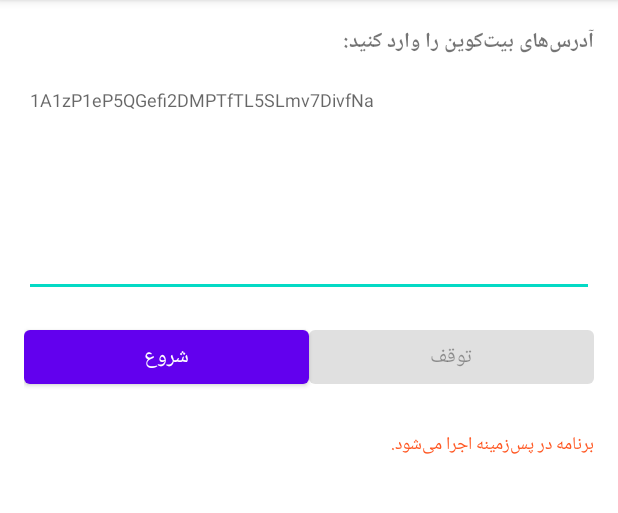
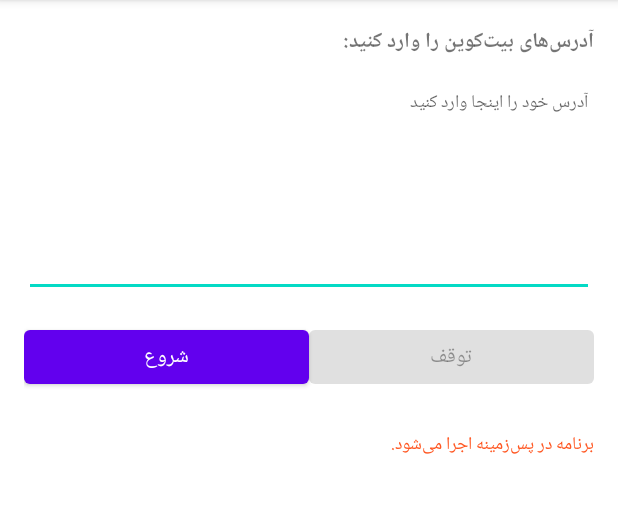
Before and after one commit to hjo16442/BitcoinBruteForceTest, an Android app: the screen it shows after launch (MainActivity), on a phone screen of 412 x 824 dp, the part 84-597 px from its top. Run offline under Robolectric (Android 15) with nearby library versions, the phone set to English and light mode, and no system bars; 1 statement that could not run was skipped.

Commit message:
Update activity_main.xml

```diff
--- a/app/src/main/res/layout/activity_main.xml
+++ b/app/src/main/res/layout/activity_main.xml
@@ -13,11 +13,12 @@
         android:textStyle="bold"
         android:layout_marginBottom="8dp" />
 
+    <!-- دقت کنید: ID اینجا دقیقاً etAddresses است -->
     <EditText
         android:id="@+id/etAddresses"
         android:layout_width="match_parent"
         android:layout_height="150dp"
-        android:hint="1A1zP1eP5QGefi2DMPTfTL5SLmv7DivfNa"
+        android:hint="آدرس خود را اینجا وارد کنید"
         android:textSize="12sp"
         android:inputType="textMultiLine"
         android:gravity="top" />
```
